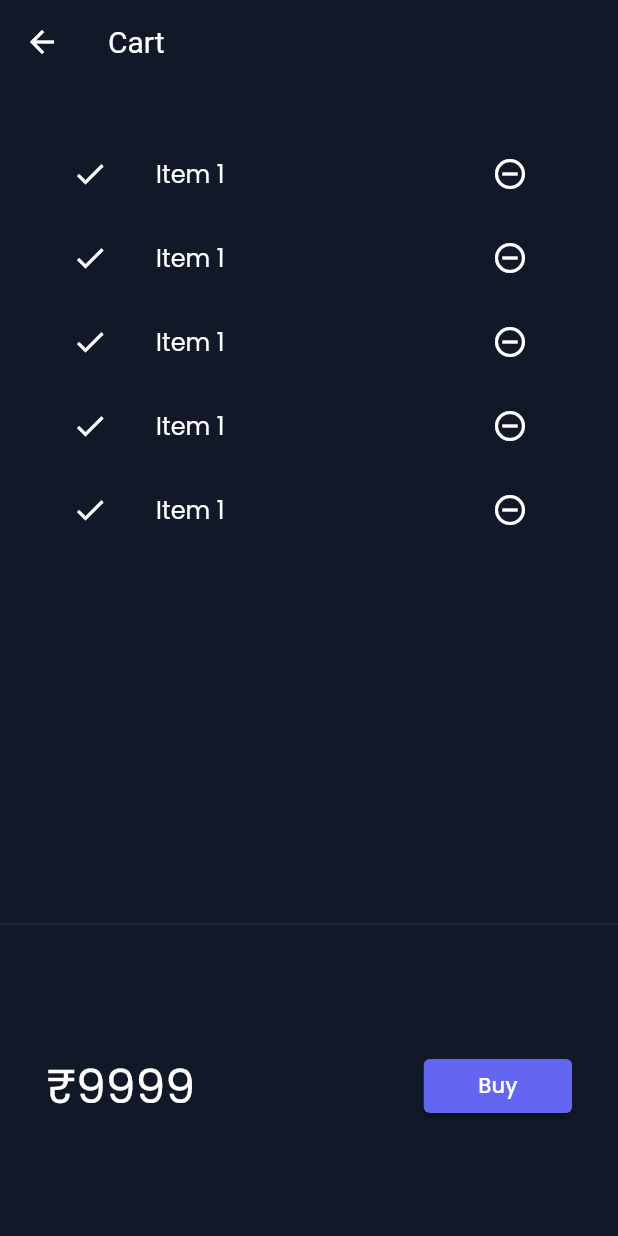
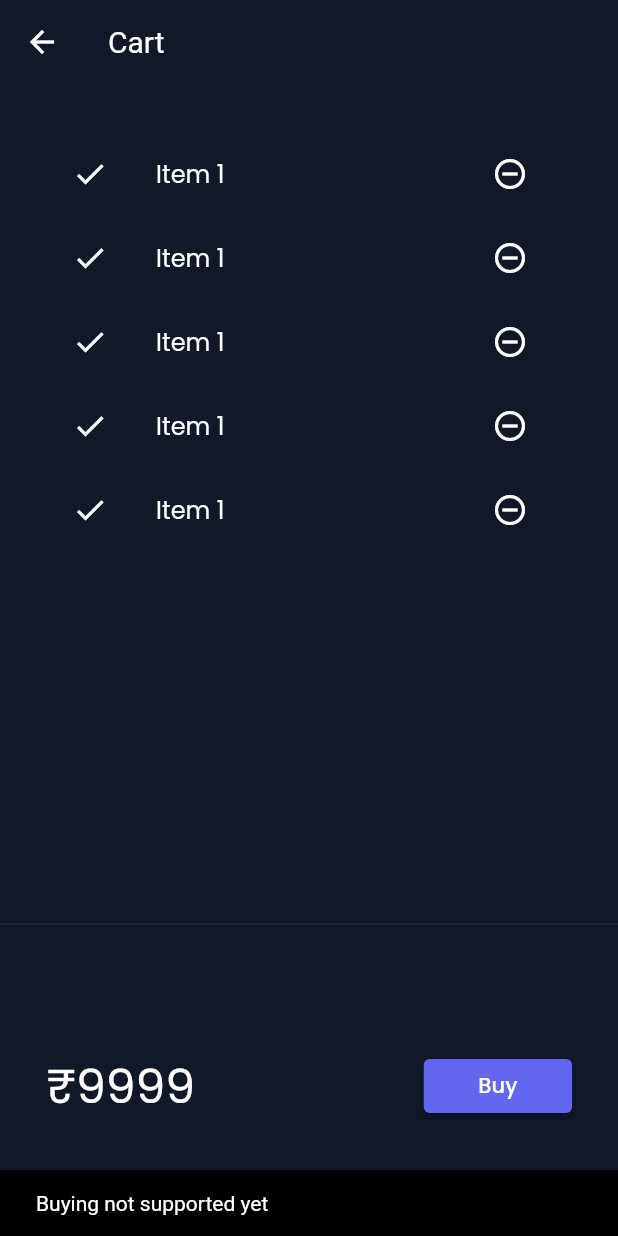
Before and after one commit to subhasis003/Catalog-App, a Flutter app: the CartPage screen opened by its route, after a tap on "Buy", on a phone screen of 412 x 824 dp. Run offline on Flutter 3.47's test engine with Material 2 defaults, Android fonts, the phone set to English and light mode, and no system bars; our stand-ins replace google_fonts, velocity_x; network calls fail.

Commit message:
added snack bar to cart page

```diff
--- a/lib/pages/cart_page.dart
+++ b/lib/pages/cart_page.dart
@@ -42,7 +42,13 @@ class cartTotal extends StatelessWidget {
               .make(),
           30.widthBox,
           ElevatedButton(
-            onPressed: () {},
+            onPressed: () {
+              ScaffoldMessenger.of(context).showSnackBar(
+                SnackBar(
+                  content: "Buying not supported yet".text.white.make(),
+                ),
+              );
+            },
             style: ButtonStyle(
                 backgroundColor: MaterialStateProperty.all(
               context.theme.highlightColor,
```
